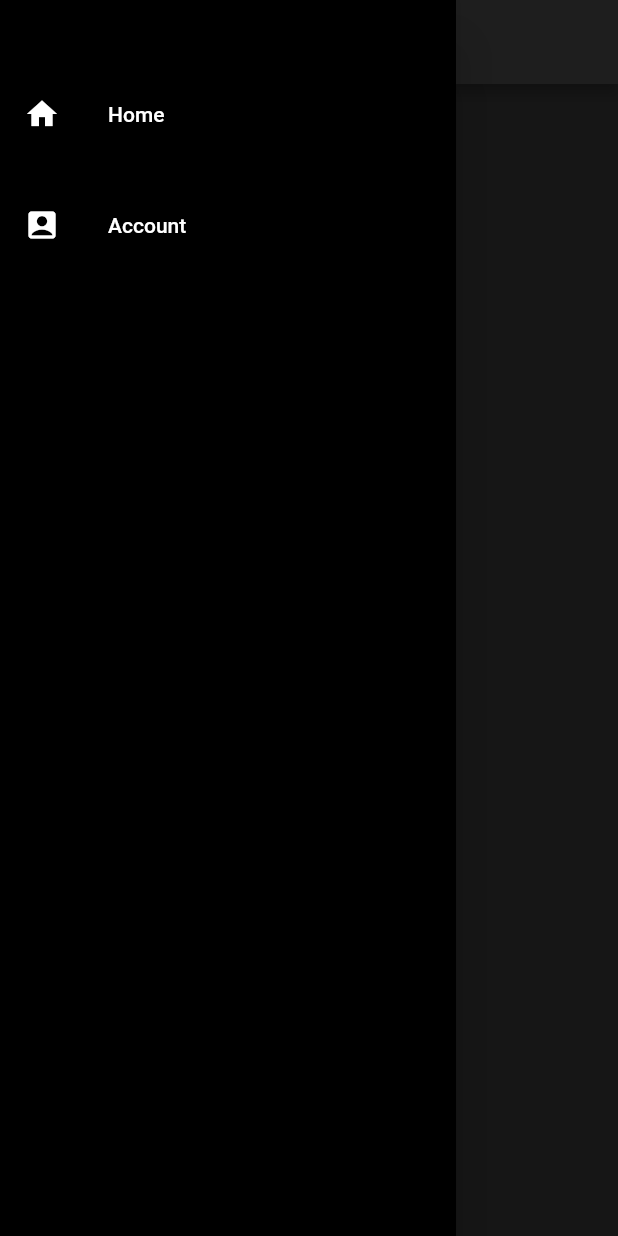
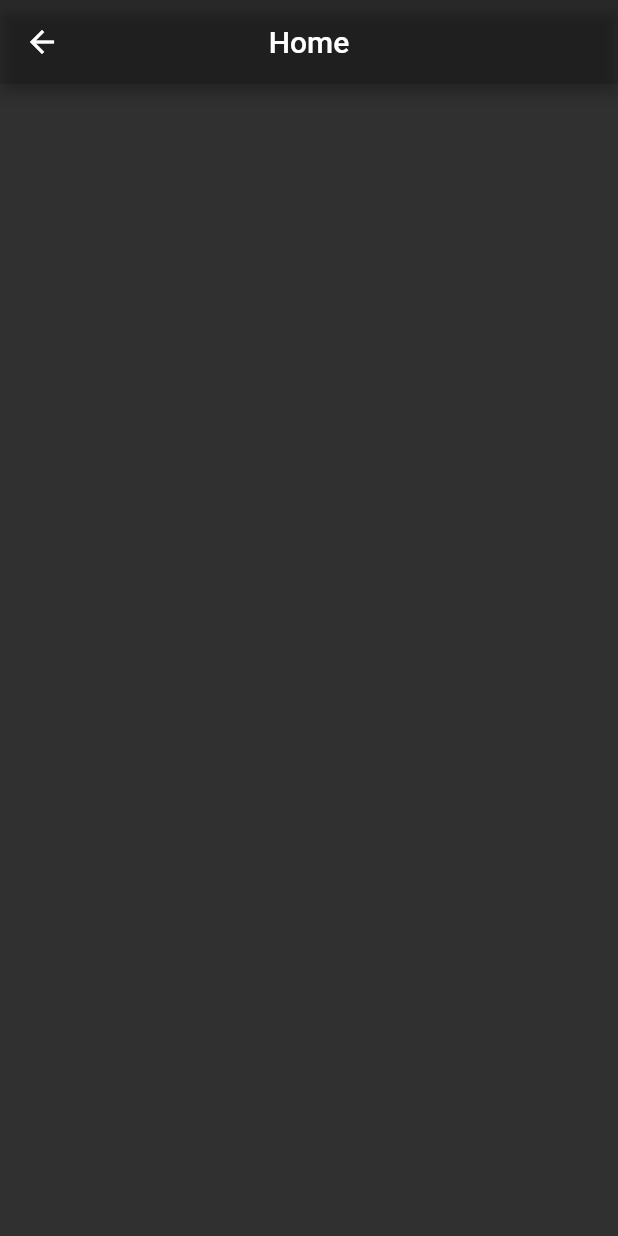
Before and after one commit to zuhairhk/MusicTDR, a Flutter app: the screen it shows after launch, in the side drawer, after a tap on "Home", on a phone screen of 412 x 824 dp. Run offline on Flutter 3.47's test engine with Material 2 defaults, Android fonts, the phone set to English and light mode, and no system bars.

Commit message:
Menus Update

```diff
--- a/lib/main.dart
+++ b/lib/main.dart
@@ -32,7 +32,7 @@
   @override
   Widget build(BuildContext context) {
     return Scaffold(
-      appBar: AppBar(title: const Text('Home')),
+      appBar: AppBar(title: const Text('Menu')),
       /*body: const Center(
         child: Text('Good Morning bruhva !'),
       ),*/
@@ -96,10 +96,16 @@
 
   void selectedItem(BuildContext context, int index) {
     switch (index) {
+      case 0:
+        Navigator.of(context).push(MaterialPageRoute(
+          builder: (context) => const HomePage(),
+        ));
+        break;
       case 1:
         Navigator.of(context).push(MaterialPageRoute(
           builder: (context) => const AccountPage(),
         ));
+        break;
     }
   }
 }
--- a/lib/page/home_page.dart
+++ b/lib/page/home_page.dart
@@ -0,0 +1,14 @@
+import 'package:flutter/material.dart';
+
+class HomePage extends StatelessWidget {
+  const HomePage({Key? key}) : super(key: key);
+
+  @override
+  Widget build(BuildContext context) => Scaffold(
+        appBar: AppBar(
+          title: const Text('Home'),
+          centerTitle: true,
+          backgroundColor: Colors.black12,
+        ),
+      );
+}
```
